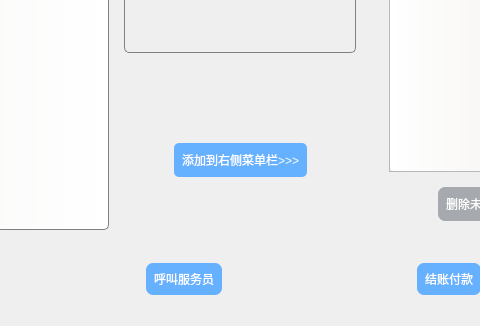
Old version of the form mainwindow.ui in the repository someGenki/OrderDishesClient-qt5; both pictures show x 569 to 1049 and y 197 to 523 of the 1248 by 523 pixel window.
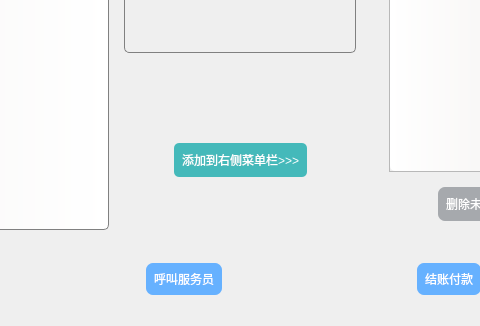
New version of the form.

```diff
--- a/mainwindow.ui
+++ b/mainwindow.ui
@@ -394,7 +394,7 @@
                    <bool>false</bool>
                   </property>
                   <property name="styleSheet">
-                   <string notr="true">padding:8px;background:rgb(102,177,255);color:white;border-radius:5px;</string>
+                   <string notr="true">padding:8px;background:rgb(68,185,186);color:white;border-radius:5px;</string>
                   </property>
                   <property name="text">
                    <string>添加到右侧菜单栏&gt;&gt;&gt;</string>
```
